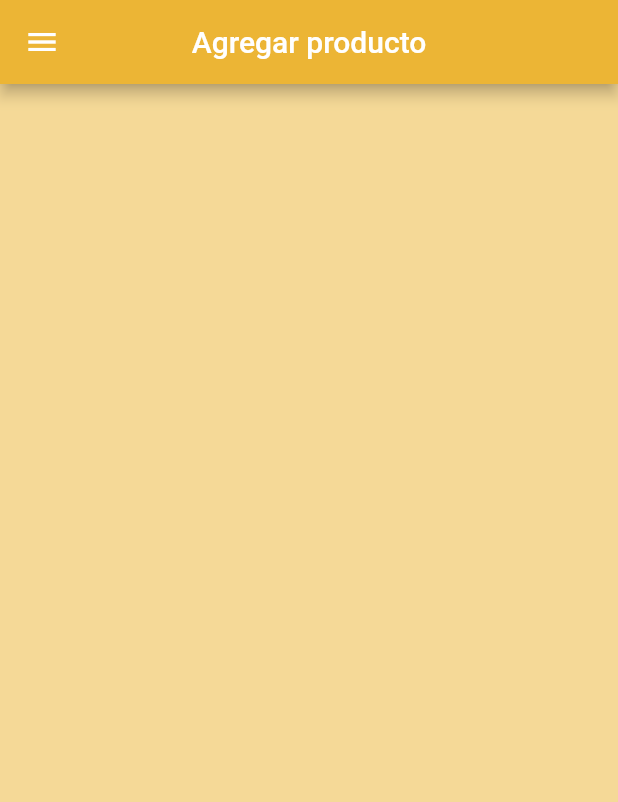
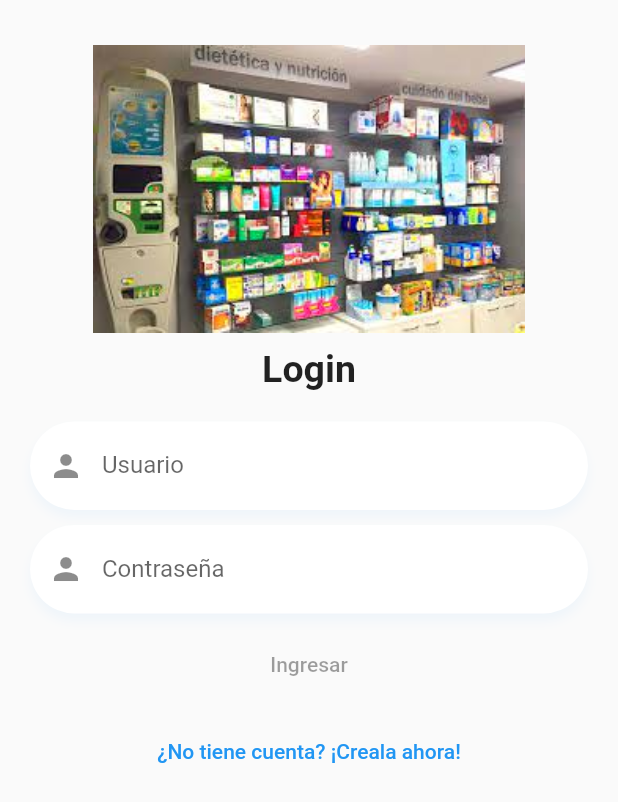
Before and after one commit to Benja-web/megafarmacia, a Flutter app: the screen it shows after launch, on a phone screen of 412 x 824 dp. Shown: the top 802 px of the screen. Run offline on Flutter 3.47's test engine with Material 2 defaults, Android fonts, the phone set to English and light mode, and no system bars; our stand-ins replace shared_preferences.

Commit message:
carrito de compra,login y registro

```diff
--- a/lib/main.dart
+++ b/lib/main.dart
@@ -1,8 +1,12 @@
 import 'package:flutter/material.dart';
+import 'package:provider/provider.dart';
+
+import 'package:megafarmacia/routes/routesRoutes.dart';
 import 'package:megafarmacia/preferencias_usuario/preferencias.dart';
-import 'package:megafarmacia/routes/routesRoutes.dart';
-import 'package:megafarmacia/services.dart/pedidoService.dart';
-import 'package:provider/provider.dart';
+
+import 'package:megafarmacia/services/loginPasswordRegistroService.dart';
+import 'package:megafarmacia/services/loginPasswordService.dart';
+import 'package:megafarmacia/services/pedidoService.dart';
 
 void main() async {
   WidgetsFlutterBinding.ensureInitialized();
@@ -18,12 +22,16 @@ class MyApp extends StatelessWidget {
       providers: [
         ChangeNotifierProvider(
             create: (BuildContext context) => new PedidoService()),
+        ChangeNotifierProvider(
+            create: (BuildContext context) => new LoginPasswordService()),
+        ChangeNotifierProvider(
+            create: (BuildContext context) => new CamposRegistroService()),
       ],
       child: MaterialApp(
         debugShowCheckedModeBanner: false,
         title: 'Material App',
         routes: routes,
-        initialRoute: 'addproducto',
+        initialRoute: 'login',
       ),
     );
   }
--- /dev/null
+++ b/lib/pages/loginPage.dart
@@ -0,0 +1,162 @@
+import 'package:flutter/material.dart';
+import 'package:megafarmacia/services/loginPasswordService.dart';
+import 'package:provider/provider.dart';
+
+class LoginPage extends StatefulWidget {
+  @override
+  _LoginPageState createState() => _LoginPageState();
+}
+
+class _LoginPageState extends State<LoginPage> {
+  final _emailController = TextEditingController();
+  final _passwordController = TextEditingController();
+  @override
+  void dispose() {
+    _emailController.dispose();
+    _passwordController.dispose();
+    super.dispose();
+  }
+
+  @override
+  Widget build(BuildContext context) {
+    final comprobar = Provider.of<LoginPasswordService>(context);
+
+    return SafeArea(
+      child: Scaffold(
+        body: Container(
+          margin: MediaQuery.of(context).size.width > 700
+              ? EdgeInsets.symmetric(
+                  horizontal: MediaQuery.of(context).size.width * 0.25)
+              : null,
+          width: MediaQuery.of(context).size.width > 700
+              ? MediaQuery.of(context).size.width * 0.50
+              : double.infinity,
+          height: double.infinity,
+          child: SingleChildScrollView(
+            physics: BouncingScrollPhysics(),
+            child: Container(
+              child: Column(
+                mainAxisAlignment: MainAxisAlignment.spaceBetween,
+                children: <Widget>[
+                  Container(
+                    width: MediaQuery.of(context).size.width * 0.70,
+                    margin: EdgeInsets.symmetric(
+                        horizontal: MediaQuery.of(context).size.width * 0.15),
+                    padding: EdgeInsets.only(top: 30),
+                    child: Image(
+                      fit: BoxFit.fitWidth,
+                      image: AssetImage('assets/imagenes/farmacia.jpg'),
+                    ),
+                  ),
+                  Container(
+                    margin: EdgeInsets.only(top: 10.0),
+                    child: Text(
+                      'Login',
+                      style: TextStyle(
+                          fontSize:
+                              MediaQuery.of(context).size.width > 700 ? 30 : 25,
+                          fontWeight: FontWeight.bold),
+                    ),
+                  ),
+                  Container(
+                      margin: EdgeInsets.only(top: 20, bottom: 20),
+                      padding: EdgeInsets.symmetric(horizontal: 20),
+                      child: Column(
+                        children: <Widget>[
+                          Container(
+                            margin: EdgeInsets.only(bottom: 10),
+                            padding: EdgeInsets.only(
+                              right: 20,
+                            ),
+                            decoration: BoxDecoration(
+                                color: Colors.white,
+                                borderRadius: BorderRadius.circular(30.0),
+                                boxShadow: <BoxShadow>[
+                                  BoxShadow(
+                                    color: Theme.of(context)
+                                        .primaryColor
+                                        .withOpacity(0.05),
+                                    offset: Offset(0, 5),
+                                    blurRadius: 5,
+                                  )
+                                ]),
+                            child: TextField(
+                              controller: _emailController,
+                              maxLines: 1,
+                              autocorrect: false,
+                              keyboardType: TextInputType.text,
+                              decoration: InputDecoration(
+                                  prefixIcon: Icon(Icons.person),
+                                  focusedBorder: InputBorder.none,
+                                  border: InputBorder.none,
+                                  labelText: 'Usuario',
+                                  errorText: comprobar.errorUsuario
+                                      ? 'El nombre del usuario debe ser mayor a 6 caracteres'
+                                      : null),
+                              onChanged: (value) =>
+                                  comprobar.comprobarUsuario(value),
+                            ),
+                          ),
+                          Container(
+                            margin: EdgeInsets.only(bottom: 10),
+                            padding: EdgeInsets.only(
+                              right: 20,
+                            ),
+                            decoration: BoxDecoration(
+                                color: Colors.white,
+                                borderRadius: BorderRadius.circular(30.0),
+                                boxShadow: <BoxShadow>[
+                                  BoxShadow(
+                                    color: Theme.of(context)
+                                        .primaryColor
+                                        .withOpacity(0.05),
+                                    offset: Offset(0, 5),
+                                    blurRadius: 5,
+                                  )
+                                ]),
+                            child: TextField(
+                              controller: _passwordController,
+                              maxLines: 1,
+                              obscureText: true,
+                              autocorrect: false,
+                              keyboardType: TextInputType.text,
+                              decoration: InputDecoration(
+                                prefixIcon: Icon(Icons.person),
+                                focusedBorder: InputBorder.none,
+                                border: InputBorder.none,
+                                labelText: 'Contraseña',
+                                errorText: comprobar.errorpassword
+                                    ? 'La contraseña debe ser mayor a 6 caracteres'
+                                    : null,
+                              ),
+                              onChanged: (value) =>
+                                  comprobar.comprobarPassword(value),
+                            ),
+                          ),
+                          Container(
+                            width: double.infinity,
+                            child: MaterialButton(
+                              color: Colors.blue,
+                              onPressed: comprobar.habilitarBtn ? () {} : null,
+                              child: Text('Ingresar'),
+                            ),
+                          ),
+                          Container(
+                              margin: EdgeInsets.only(top: 10),
+                              width: double.infinity,
+                              child: TextButton(
+                                child: Text('¿No tiene cuenta? ¡Creala ahora!'),
+                                onPressed: () => Navigator.pushReplacementNamed(
+                                    context, 'registrousuario'),
+                              ))
+                        ],
+                      ))
+                ],
+              ),
+            ),
+          ),
+        ),
+      ),
+    );
+  }
+}
--- a/lib/pages/pedido.dart
+++ b/lib/pages/pedido.dart
@@ -2,7 +2,7 @@ import 'package:flutter/material.dart';
 import 'package:megafarmacia/models/productoModel.dart';
 import 'package:provider/provider.dart';
 import 'package:megafarmacia/pages/PlantilaPage.dart';
-import 'package:megafarmacia/services.dart/pedidoService.dart';
+import 'package:megafarmacia/services./pedidoService.dart';
 import 'package:megafarmacia/utils/constantes.dart';
 
 class PedidoPage extends StatelessWidget {
--- a/lib/pages/productosPages.dart
+++ b/lib/pages/productosPages.dart
@@ -4,9 +4,8 @@ import 'package:megafarmacia/models/pedidoModel.dart';
 import 'package:megafarmacia/models/productoModel.dart';
 import 'package:megafarmacia/models/usuarioModel.dart';
 import 'package:megafarmacia/pages/plantilaPage.dart';
-import 'package:megafarmacia/services.dart/pedidoService.dart';
+import 'package:megafarmacia/services/pedidoService.dart';
 import 'package:megafarmacia/utils/constantes.dart';
-import 'package:flutter/foundation.dart' show kIsWeb;
 import 'package:provider/provider.dart';
 
 class ProductosPage extends StatefulWidget {
--- a/lib/routes/routesRoutes.dart
+++ b/lib/routes/routesRoutes.dart
@@ -1,10 +1,14 @@
 import 'package:flutter/material.dart';
 import 'package:megafarmacia/pages/agregarPoducto.dart';
+import 'package:megafarmacia/pages/loginPage.dart';
 import 'package:megafarmacia/pages/pedido.dart';
 import 'package:megafarmacia/pages/productosPages.dart';
+import 'package:megafarmacia/pages/registroPage.dart';
 
 Map<String, WidgetBuilder> get routes => {
       'addproducto': (_) => AgregarProductoPage(),
       'productos': (_) => ProductosPage(),
       'pedido': (_) => PedidoPage(),
+      'login': (_) => LoginPage(),
+      'registrousuario': (_) => RegistroPage(),
     };
--- a/lib/services.dart/pedidoService.dart
+++ b/lib/services/pedidoService.dart
@@ -1,4 +1,4 @@
-import 'package:flutter/cupertino.dart';
+import 'package:flutter/material.dart';
 import 'package:megafarmacia/models/pedidoModel.dart';
 import 'package:megafarmacia/models/productoModel.dart';
 import 'package:megafarmacia/models/usuarioModel.dart';
--- a/pubspec.yaml
+++ b/pubspec.yaml
@@ -30,6 +30,7 @@ dependencies:
   cupertino_icons: ^1.0.2
   provider: ^5.0.0
   shared_preferences:
+  http: ^0.13.1
 
 
 dev_dependencies:
```
Also changed, not shown: lib/pages/registroPage.dart (added, +234 -0 lines), lib/services/loginPasswordRegistroService.dart (added, +52 -0 lines), lib/services/loginPasswordService.dart (added, +52 -0 lines), lib/widgets/custonInput.dart (added, +59 -0 lines), pubspec.lock.
